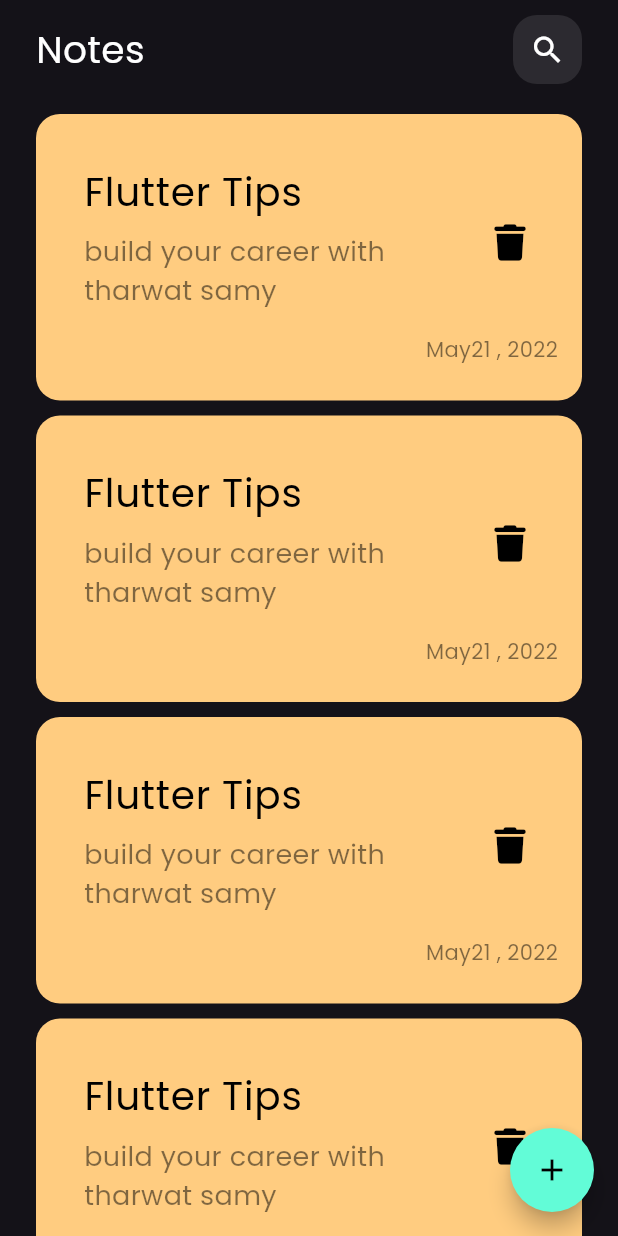
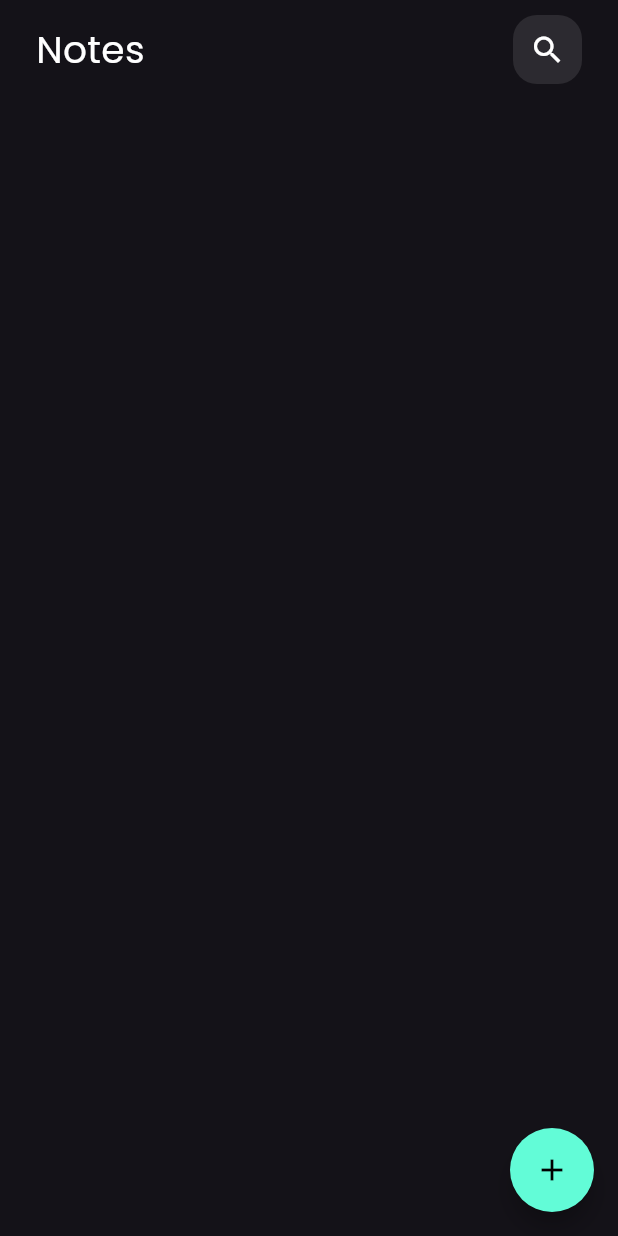
Before and after one commit to RandEthar/notes_app, a Flutter app: the screen it shows after launch, on a phone screen of 412 x 824 dp. Run offline on Flutter 3.47's test engine with Material 3 defaults, Android fonts, the phone set to English and light mode, and no system bars; our stand-ins replace bloc, flutter_bloc, font_awesome_flutter, hive, hive_flutter; accounts and stored records are empty.

Commit message:
display data part two

```diff
--- a/lib/cubits/note_cubit/note_cubit.dart
+++ b/lib/cubits/note_cubit/note_cubit.dart
@@ -8,28 +8,12 @@ part 'note_state.dart';
 
 class NoteCubit extends Cubit<NoteState> {
   NoteCubit() : super(NoteInitial());
-
-  featchAllNotes(){
- emit(NoteCubitLoading());
-    try {
-      var notesBox = Hive.box<NoteModel>(kNotesBox);
+ List<NoteModel>?notes;
+  featchAllNotes() {
 
 
-      emit(NoteCubitSuccess(notes: notesBox.values.toList()));
-    } catch (e) {
-      emit(NoteCubitFalier(errMassage: e.toString()));
-    }
-
-
-
-
-
-
-
-
-
-
-
+    var notesBox = Hive.box<NoteModel>(kNotesBox);
+    notes=notesBox.values.toList();
 
   }
 }
--- a/lib/cubits/note_cubit/note_state.dart
+++ b/lib/cubits/note_cubit/note_state.dart
@@ -4,24 +4,3 @@ part of 'note_cubit.dart';
 sealed class NoteState {}
 
 final class NoteInitial extends NoteState {}
-
-final class NoteCubitLoading extends  NoteState {}
-final class NoteCubitFalier extends  NoteState {
-final String errMassage;
-
-  NoteCubitFalier({required this.errMassage});
-
-
-}
-final class NoteCubitSuccess extends  NoteState {
-final List<NoteModel>notes;
-
-  NoteCubitSuccess({required this.notes});
-
-
-
-
-
-
-
-}
--- a/lib/views/widgets/add_note_buttom_sheet.dart
+++ b/lib/views/widgets/add_note_buttom_sheet.dart
@@ -29,8 +29,9 @@ class AddNoteButtomSheet extends StatelessWidget {
                   //!
                   bottom: MediaQuery.of(context).viewInsets.bottom,
                 ),
-  child:const AddNoteForm(),
-),),
+                child: const AddNoteForm(),
+              ),
+            ),
           );
         }));
   }
--- a/lib/views/widgets/custom_listview_builder.dart
+++ b/lib/views/widgets/custom_listview_builder.dart
@@ -1,4 +1,7 @@
 import 'package:flutter/material.dart';
+import 'package:flutter_bloc/flutter_bloc.dart';
+import 'package:notes_app/cubits/note_cubit/note_cubit.dart';
+import 'package:notes_app/models/note_model.dart';
 import 'package:notes_app/views/widgets/custom_note_item.dart';
 
 class CustomListViewBuilder extends StatelessWidget {
@@ -8,15 +11,22 @@ class CustomListViewBuilder extends StatelessWidget {
 
   @override
   Widget build(BuildContext context) {
-    return Expanded(
-      child: ListView.builder(
-        padding: EdgeInsets.zero,
-        itemBuilder: (context, index) {
-         return const Padding(
-           padding: EdgeInsets.only(bottom: 10),
-           child: NoteItem(),
-         );
-      },)
+    return BlocBuilder<NoteCubit, NoteState>(
+
+      builder: (context, state) {
+         List<NoteModel>notes=context.read<NoteCubit>().notes??[];
+        return Expanded(
+            child: ListView.builder(
+              itemCount: notes.length,
+          padding: EdgeInsets.zero,
+          itemBuilder: (context, index) {
+            return Padding(
+              padding: const EdgeInsets.only(bottom: 10),
+              child: NoteItem(noteModel: notes[index],),
+            );
+          },
+        ));
+      },
     );
   }
 }
--- a/lib/views/widgets/custom_note_item.dart
+++ b/lib/views/widgets/custom_note_item.dart
@@ -1,10 +1,11 @@
 import 'package:flutter/material.dart';
 import 'package:font_awesome_flutter/font_awesome_flutter.dart';
+import 'package:notes_app/models/note_model.dart';
 import 'package:notes_app/views/edit_note_view.dart';
 
 class NoteItem extends StatelessWidget {
-  const NoteItem({super.key});
-
+  const NoteItem({super.key, required this.noteModel});
+  final NoteModel noteModel;
   @override
   Widget build(BuildContext context) {
     return GestureDetector(
@@ -16,38 +17,38 @@ class NoteItem extends StatelessWidget {
       child: Container(
         padding: const EdgeInsets.only(top: 24, bottom: 24, left: 16),
         decoration: BoxDecoration(
-            color:const  Color(0xffFFCC80), borderRadius: BorderRadius.circular(16)),
+            color: Color(noteModel.color), borderRadius: BorderRadius.circular(16)),
         child: Column(
           crossAxisAlignment: CrossAxisAlignment.end,
           children: [
             Align(
               alignment: Alignment.topRight,
               child: ListTile(
-                title: const Text(
-                  'Flutter Tips',
-                  style: TextStyle(fontSize: 26, color: Colors.black),
+                title:Text(
+                 noteModel.title,
+                  style: const TextStyle(fontSize: 26, color: Colors.black),
                 ),
                 subtitle: Padding(
                   padding: const EdgeInsets.symmetric(vertical: 8),
                   child: Text(
-                    'build your career with tharwat samy',
+                    noteModel.subTitle,
                     style: TextStyle(
                         fontSize: 18, color: Colors.black.withOpacity(0.5)),
                   ),
                 ),
                 trailing: IconButton(
                     // Use the FaIcon Widget + FontAwesomeIcons class for the IconData
-                    icon: FaIcon(FontAwesomeIcons.trash),
+                    icon:const  FaIcon(FontAwesomeIcons.trash),
                     color: Colors.black,
                     onPressed: () {
-                      print("Pressed");
+
                     }),
               ),
             ),
             Padding(
               padding: const EdgeInsets.only(right: 16),
               child: Text(
-                "May21 , 2022",
+              noteModel.date,
                 style: TextStyle(color: Colors.black.withOpacity(0.5)),
               ),
             )
--- a/lib/views/widgets/notes_view_body.dart
+++ b/lib/views/widgets/notes_view_body.dart
@@ -1,14 +1,27 @@
 import 'package:flutter/material.dart';
+import 'package:flutter_bloc/flutter_bloc.dart';
+import 'package:notes_app/cubits/note_cubit/note_cubit.dart';
 import 'package:notes_app/views/widgets/custom_App_bar.dart';
 import 'package:notes_app/views/widgets/custom_listview_builder.dart';
 
 
 
-class NotesViewBody extends StatelessWidget {
+class NotesViewBody extends StatefulWidget {
   const NotesViewBody({
     super.key,
   });
 
+  @override
+  State<NotesViewBody> createState() => _NotesViewBodyState();
+}
+
+class _NotesViewBodyState extends State<NotesViewBody> {
+  @override
+  void initState() {
+
+    super.initState();
+    context.read<NoteCubit>().featchAllNotes();
+  }
   @override
   Widget build(BuildContext context) {
     return   const Padding(
```
Lines whose indentation alone changed are shown as unchanged.
